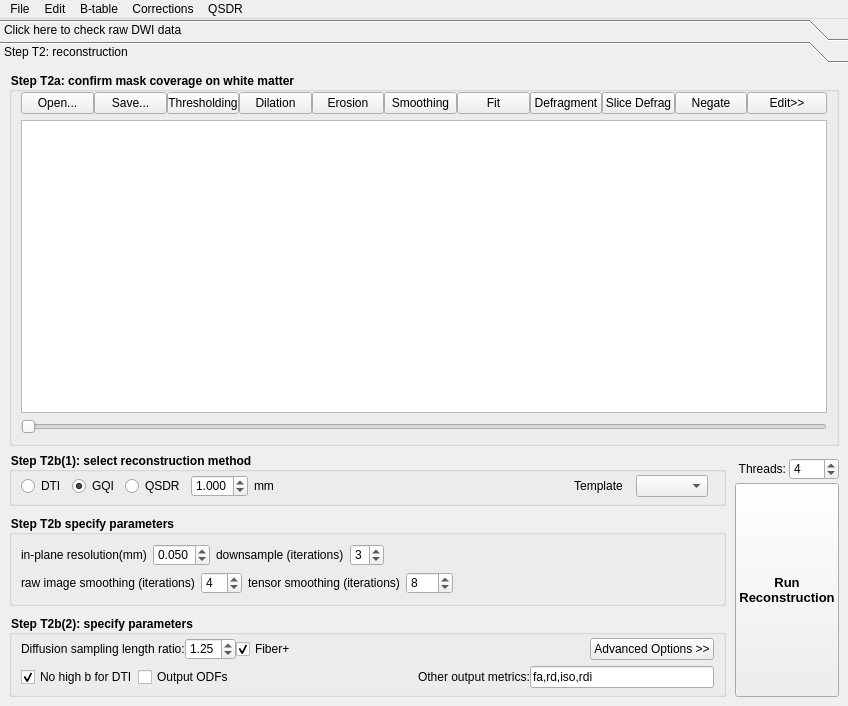
frankyeh/DSI-Studio, file reconstruction/reconstruction_window.ui: the form before one commit.
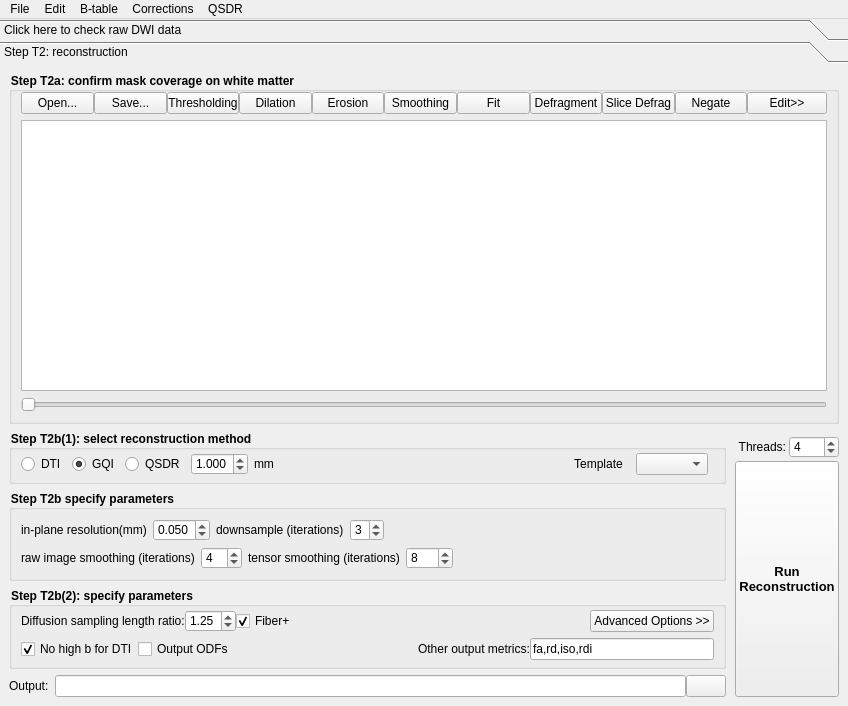
The form after the commit. Icons and pictures are not drawn.

The edit to the form file:
```diff
--- a/reconstruction/reconstruction_window.ui
+++ b/reconstruction/reconstruction_window.ui
@@ -573,7 +573,7 @@
           <item>
            <layout class="QVBoxLayout" name="verticalLayout_13">
             <property name="spacing">
-             <number>9</number>
+             <number>6</number>
             </property>
             <property name="topMargin">
              <number>0</number>
@@ -581,6 +581,9 @@
             <property name="rightMargin">
              <number>0</number>
             </property>
+            <property name="bottomMargin">
+             <number>0</number>
+            </property>
             <item>
              <widget class="QGroupBox" name="method_group">
               <property name="title">
@@ -1040,6 +1043,54 @@
               </layout>
              </widget>
             </item>
+            <item>
+             <widget class="QWidget" name="fib_output_widget" native="true">
+              <property name="minimumSize">
+               <size>
+                <width>0</width>
+                <height>11</height>
+               </size>
+              </property>
+              <layout class="QHBoxLayout" name="horizontalLayout_4">
+               <property name="spacing">
+                <number>0</number>
+               </property>
+               <property name="leftMargin">
+                <number>0</number>
+               </property>
+               <property name="topMargin">
+                <number>0</number>
+               </property>
+               <property name="rightMargin">
+                <number>0</number>
+               </property>
+               <property name="bottomMargin">
+                <number>0</number>
+               </property>
+               <item>
+                <widget class="QLabel" name="label_6">
+                 <property name="text">
+                  <string>Output:  </string>
+                 </property>
+                </widget>
+               </item>
+               <item>
+                <widget class="QLineEdit" name="fib_output"/>
+               </item>
+               <item>
+                <widget class="QPushButton" name="change_fib_output">
+                 <property name="text">
+                  <string/>
+                 </property>
+                 <property name="icon">
+                  <iconset resource="../icons.qrc">
+                   <normaloff>:/icons/icons/open.xpm</normaloff>:/icons/icons/open.xpm</iconset>
+                 </property>
+                </widget>
+               </item>
+              </layout>
+             </widget>
+            </item>
            </layout>
           </item>
           <item>
```
